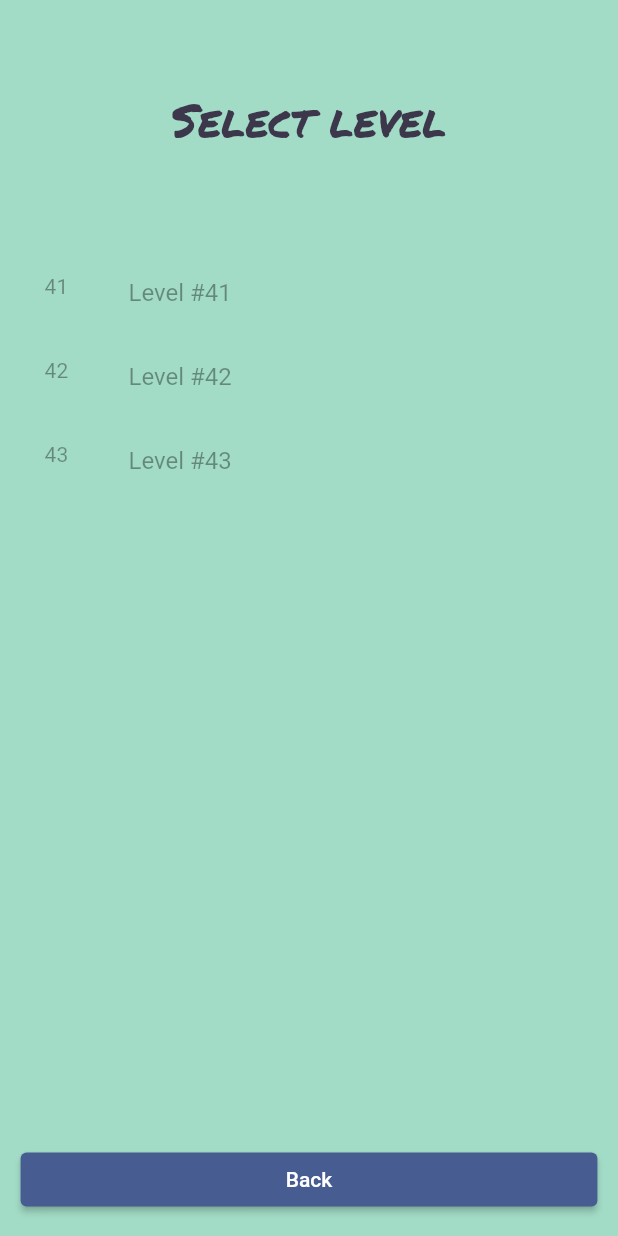
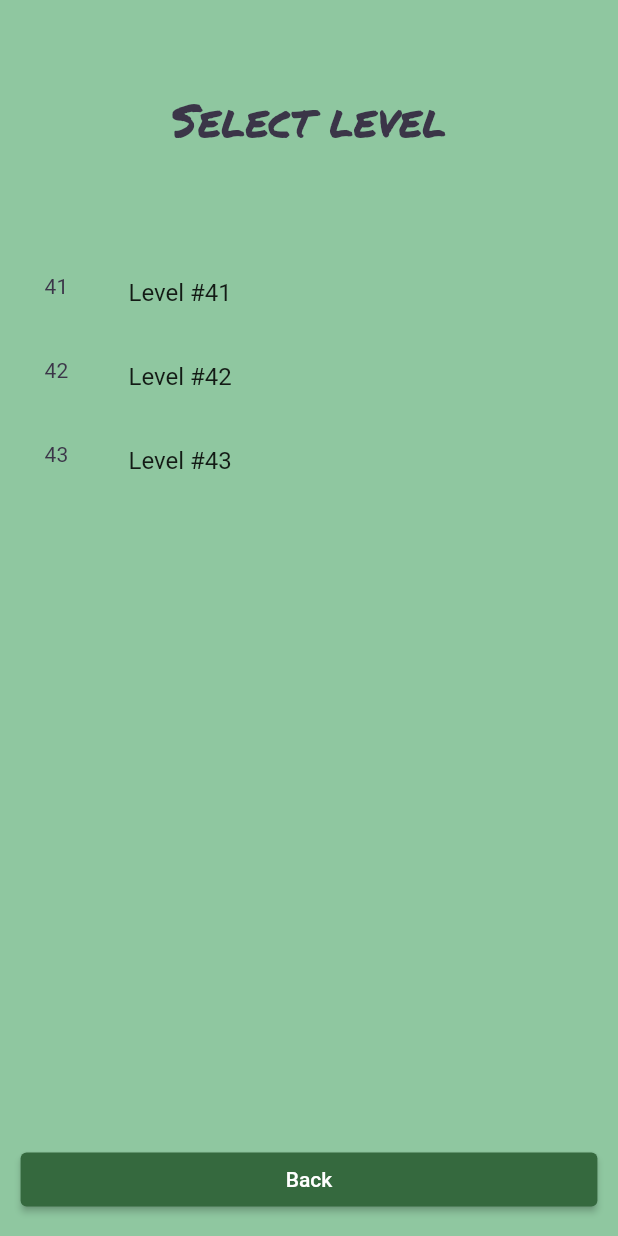
Before and after one commit to thetimur/flutter-game, a Flutter app: the LevelSelectionFightScreen screen opened by its route, on a phone screen of 412 x 824 dp. Run offline on Flutter 3.47's test engine with Material 2 defaults, Android fonts, the phone set to English and light mode, and no system bars; our stand-ins replace audioplayers, firebase_core, firebase_crashlytics, go_router, google_mobile_ads, in_app_purchase and 1 more; missing offline and left inert: chess, flutter_chess_board, games_services; accounts and stored records are empty.

Commit message:
Fix colors and scores

```diff
--- a/lib/main.dart
+++ b/lib/main.dart
@@ -23,8 +23,6 @@ import 'src/crashlytics/crashlytics.dart';
 import 'src/games_services/games_services.dart';
 import 'src/games_services/score.dart';
 import 'src/in_app_purchase/in_app_purchase.dart';
-import 'src/level_selection/level_selection_screen.dart';
-import 'src/level_selection/levels.dart';
 import 'src/level_selection_one_move/level_selection_screen.dart';
 import 'src/level_selection_one_move/levels.dart';
 import 'src/level_selection_two_move/level_selection_screen.dart';
@@ -142,6 +140,21 @@ class MyApp extends StatelessWidget {
               const MainMenuScreen(key: Key('main menu')),
           routes: [
             GoRoute(
+              path: 'won',
+              pageBuilder: (context, state) {
+                final map = state.extra! as Map<String, dynamic>;
+                final score = map['score'] as Score;
+
+                return buildMyTransition<void>(
+                  child: WinGameScreen(
+                    score: score,
+                    key: const Key('win game'),
+                  ),
+                  color: context.watch<Palette>().backgroundPlaySession,
+                );
+              },
+            ),
+            GoRoute(
                 path: 'one_move',
                 pageBuilder: (context, state) => buildMyTransition<void>(
                       child: const LevelSelectionOneMoveScreen(
@@ -159,26 +172,12 @@ class MyApp extends StatelessWidget {
                         child: ChessLevelPage(
                           key: const Key('play session'),
                           level_path: level.level_path,
+                          needed_turns: 1,
                         ),
                         color: context.watch<Palette>().backgroundPlaySession,
                       );
                     },
                   ),
-                  GoRoute(
-                    path: 'won',
-                    pageBuilder: (context, state) {
-                      final map = state.extra! as Map<String, dynamic>;
-                      final score = map['score'] as Score;
-
-                      return buildMyTransition<void>(
-                        child: WinGameScreen(
-                          score: score,
-                          key: const Key('win game'),
-                        ),
-                        color: context.watch<Palette>().backgroundPlaySession,
-                      );
-                    },
-                  )
                 ]),
             GoRoute(
                 path: 'two_move',
@@ -197,27 +196,12 @@ class MyApp extends StatelessWidget {
                       return buildMyTransition<void>(
                         child: ChessLevelPage(
                           key: const Key('play session'),
-                          level_path: level.level_path,
+                          level_path: level.level_path, needed_turns: 2,
                         ),
                         color: context.watch<Palette>().backgroundPlaySession,
                       );
                     },
                   ),
-                  GoRoute(
-                    path: 'won',
-                    pageBuilder: (context, state) {
-                      final map = state.extra! as Map<String, dynamic>;
-                      final score = map['score'] as Score;
-
-                      return buildMyTransition<void>(
-                        child: WinGameScreen(
-                          score: score,
-                          key: const Key('win game'),
-                        ),
-                        color: context.watch<Palette>().backgroundPlaySession,
-                      );
-                    },
-                  )
                 ]),
             GoRoute(
                 path: 'three_move',
@@ -236,27 +220,12 @@ class MyApp extends StatelessWidget {
                       return buildMyTransition<void>(
                         child: ChessLevelPage(
                           key: const Key('play session'),
-                          level_path: level.level_path,
+                          level_path: level.level_path, needed_turns: 3,
                         ),
                         color: context.watch<Palette>().backgroundPlaySession,
                       );
                     },
                   ),
-                  GoRoute(
-                    path: 'won',
-                    pageBuilder: (context, state) {
-                      final map = state.extra! as Map<String, dynamic>;
-                      final score = map['score'] as Score;
-
-                      return buildMyTransition<void>(
-                        child: WinGameScreen(
-                          score: score,
-                          key: const Key('win game'),
-                        ),
-                        color: context.watch<Palette>().backgroundPlaySession,
-                      );
-                    },
-                  )
                 ]),
             GoRoute(
                 path: 'four_move',
@@ -275,27 +244,12 @@ class MyApp extends StatelessWidget {
                       return buildMyTransition<void>(
                         child: ChessLevelPage(
                           key: const Key('play session'),
-                          level_path: level.level_path,
+                          level_path: level.level_path, needed_turns: 4,
                         ),
                         color: context.watch<Palette>().backgroundPlaySession,
                       );
                     },
                   ),
-                  GoRoute(
-                    path: 'won',
-                    pageBuilder: (context, state) {
-                      final map = state.extra! as Map<String, dynamic>;
-                      final score = map['score'] as Score;
-
-                      return buildMyTransition<void>(
-                        child: WinGameScreen(
-                          score: score,
-                          key: const Key('win game'),
-                        ),
-                        color: context.watch<Palette>().backgroundPlaySession,
-                      );
-                    },
-                  )
                 ]),
             GoRoute(
                 path: 'fight',
@@ -314,27 +268,12 @@ class MyApp extends StatelessWidget {
                       return buildMyTransition<void>(
                         child: ChessLevelPage(
                           key: const Key('play session'),
-                          level_path: level.level_path,
+                          level_path: level.level_path, needed_turns: 60,
                         ),
                         color: context.watch<Palette>().backgroundPlaySession,
                       );
                     },
                   ),
-                  GoRoute(
-                    path: 'won',
-                    pageBuilder: (context, state) {
-                      final map = state.extra! as Map<String, dynamic>;
-                      final score = map['score'] as Score;
-
-                      return buildMyTransition<void>(
-                        child: WinGameScreen(
-                          score: score,
-                          key: const Key('win game'),
-                        ),
-                        color: context.watch<Palette>().backgroundPlaySession,
-                      );
-                    },
-                  )
                 ]),
             GoRoute(
               path: 'settings',
--- a/lib/src/chess/chess_level_page.dart
+++ b/lib/src/chess/chess_level_page.dart
@@ -14,9 +14,9 @@ import '../audio/sounds.dart';
 
 class ChessLevelPage extends StatelessWidget {
   final String level_path;
-  final int needed_turns = 1;
+  final int needed_turns;
 
-  const ChessLevelPage({Key? key, required this.level_path}) : super(key: key);
+  const ChessLevelPage({Key? key, required this.level_path, required this.needed_turns}) : super(key: key);
 
   @override
   Widget build(BuildContext context) {
@@ -82,10 +82,7 @@ class _HomePageState extends State<HomePage> {
                         onPressed: () {
                           final audioController = context.read<AudioController>();
                           audioController.playSfx(SfxType.buttonTap);
-                          fen = "";
-                          start = true;
-                          undo = false;
-                          controller.loadFen(snapshot.requireData);
+                          resetLevel(snapshot);
                         },
                         child: const Text('Restart'),
                       ),
@@ -93,7 +90,7 @@ class _HomePageState extends State<HomePage> {
                         onPressed: () {
                           final audioController = context.read<AudioController>();
                           audioController.playSfx(SfxType.buttonTap);
-                          GoRouter.of(context).go('/play');
+                          GoRouter.of(context).go('/');
                         },
                         child: const Text('Back'),
                       ),
@@ -124,6 +121,7 @@ class _HomePageState extends State<HomePage> {
                           fen = game.fen;
 
                           if (controller.isCheckMate()) {
+                            resetLevel(snapshot);
                             return Text("Looser, try again!");
                           }
                         } else if (controller.isCheckMate()) {
@@ -151,6 +149,13 @@ class _HomePageState extends State<HomePage> {
         });
   }
 
+  void resetLevel(AsyncSnapshot<String> snapshot) {
+    fen = "";
+    start = true;
+    undo = false;
+    controller.loadFen(snapshot.requireData);
+  }
+
   void botWin() {
   }
 
@@ -170,6 +175,7 @@ class _HomePageState extends State<HomePage> {
 
     Score score = Score(needed_turns, controller.getMoveCount(), Duration(seconds: 10));
     audioController.playSfx(SfxType.values.first);
-    GoRouter.of(context).go('/play/won', extra: {'score': score});
+
+    GoRouter.of(context).go('/won', extra: {'score': score});
   }
 }
--- a/lib/src/games_services/score.dart
+++ b/lib/src/games_services/score.dart
@@ -21,7 +21,7 @@ class Score {
     // return Score._(score, duration, level);
     int score = 100;
     if (level < difficulty) {
-      score = 50;
+      score = 0;
     } else if (level > difficulty) {
       score = 200;
     }
--- a/lib/src/level_selection_fight/level_selection_screen.dart
+++ b/lib/src/level_selection_fight/level_selection_screen.dart
@@ -19,7 +19,6 @@ class LevelSelectionFightScreen extends StatelessWidget {
   @override
   Widget build(BuildContext context) {
     final palette = context.watch<Palette>();
-    final playerProgress = context.watch<PlayerProgress>();
 
     return Scaffold(
       backgroundColor: palette.backgroundLevelSelection,
@@ -42,8 +41,7 @@ class LevelSelectionFightScreen extends StatelessWidget {
                 children: [
                   for (final level in gameLevelsFight)
                     ListTile(
-                      enabled: playerProgress.highestLevelReached >=
-                          level.number - 1,
+                      enabled: true,
                       onTap: () {
                         final audioController = context.read<AudioController>();
                         audioController.playSfx(SfxType.buttonTap);
--- a/lib/src/level_selection_four_move/level_selection_screen.dart
+++ b/lib/src/level_selection_four_move/level_selection_screen.dart
@@ -19,7 +19,6 @@ class LevelSelectionFourMoveScreen extends StatelessWidget {
   @override
   Widget build(BuildContext context) {
     final palette = context.watch<Palette>();
-    final playerProgress = context.watch<PlayerProgress>();
 
     return Scaffold(
       backgroundColor: palette.backgroundLevelSelection,
@@ -42,8 +41,7 @@ class LevelSelectionFourMoveScreen extends StatelessWidget {
                 children: [
                   for (final level in gameLevelsFourMove)
                     ListTile(
-                      enabled: playerProgress.highestLevelReached >=
-                          level.number - 1,
+                      enabled: true,
                       onTap: () {
                         final audioController = context.read<AudioController>();
                         audioController.playSfx(SfxType.buttonTap);
--- a/lib/src/level_selection_one_move/level_selection_screen.dart
+++ b/lib/src/level_selection_one_move/level_selection_screen.dart
@@ -19,7 +19,6 @@ class LevelSelectionOneMoveScreen extends StatelessWidget {
   @override
   Widget build(BuildContext context) {
     final palette = context.watch<Palette>();
-    final playerProgress = context.watch<PlayerProgress>();
 
     return Scaffold(
       backgroundColor: palette.backgroundLevelSelection,
@@ -42,8 +41,7 @@ class LevelSelectionOneMoveScreen extends StatelessWidget {
                 children: [
                   for (final level in gameLevelsOneMove)
                     ListTile(
-                      enabled: playerProgress.highestLevelReached >=
-                          level.number - 1,
+                      enabled: true,
                       onTap: () {
                         final audioController = context.read<AudioController>();
                         audioController.playSfx(SfxType.buttonTap);
--- a/lib/src/level_selection_three_move/level_selection_screen.dart
+++ b/lib/src/level_selection_three_move/level_selection_screen.dart
@@ -19,7 +19,6 @@ class LevelSelectionThreeMoveScreen extends StatelessWidget {
   @override
   Widget build(BuildContext context) {
     final palette = context.watch<Palette>();
-    final playerProgress = context.watch<PlayerProgress>();
 
     return Scaffold(
       backgroundColor: palette.backgroundLevelSelection,
@@ -42,8 +41,7 @@ class LevelSelectionThreeMoveScreen extends StatelessWidget {
                 children: [
                   for (final level in gameLevelsThreeMove)
                     ListTile(
-                      enabled: playerProgress.highestLevelReached >=
-                          level.number - 1,
+                      enabled: true,
                       onTap: () {
                         final audioController = context.read<AudioController>();
                         audioController.playSfx(SfxType.buttonTap);
--- a/lib/src/level_selection_two_move/level_selection_screen.dart
+++ b/lib/src/level_selection_two_move/level_selection_screen.dart
@@ -19,7 +19,6 @@ class LevelSelectionTwoMoveScreen extends StatelessWidget {
   @override
   Widget build(BuildContext context) {
     final palette = context.watch<Palette>();
-    final playerProgress = context.watch<PlayerProgress>();
 
     return Scaffold(
       backgroundColor: palette.backgroundLevelSelection,
@@ -42,8 +41,7 @@ class LevelSelectionTwoMoveScreen extends StatelessWidget {
                 children: [
                   for (final level in gameLevelsTwoMove)
                     ListTile(
-                      enabled: playerProgress.highestLevelReached >=
-                          level.number - 1,
+                      enabled: true,
                       onTap: () {
                         final audioController = context.read<AudioController>();
                         audioController.playSfx(SfxType.buttonTap);
--- a/lib/src/style/palette.dart
+++ b/lib/src/style/palette.dart
@@ -24,13 +24,13 @@ import 'package:flutter/material.dart';
 /// or even get the colors from the network.
 class Palette {
   Color get pen => const Color(0xff1d75fb);
-  Color get darkPen => const Color(0xFF0050bc);
+  Color get darkPen => const Color(0xff04672b);
   Color get redPen => const Color(0xFFd10841);
   Color get inkFullOpacity => const Color(0xff352b42);
   Color get ink => const Color(0xee352b42);
-  Color get backgroundMain => const Color(0xffffffd1);
-  Color get backgroundLevelSelection => const Color(0xffa2dcc7);
-  Color get backgroundPlaySession => const Color(0xffffebb5);
+  Color get backgroundMain => const Color(0xff8fc7a0);
+  Color get backgroundLevelSelection => const Color(0xff8fc7a0);
+  Color get backgroundPlaySession => const Color(0xff8fc7a0);
   Color get background4 => const Color(0xffffd7ff);
   Color get backgroundSettings => const Color(0xffbfc8e3);
   Color get trueWhite => const Color(0xffffffff);
--- a/lib/src/win_game/win_game_screen.dart
+++ b/lib/src/win_game/win_game_screen.dart
@@ -63,7 +63,7 @@ class WinGameScreen extends StatelessWidget {
         ),
         rectangularMenuArea: ElevatedButton(
           onPressed: () {
-            GoRouter.of(context).go('/play');
+            GoRouter.of(context).go('/');
           },
           child: const Text('Continue'),
         ),
--- a/pubspec.yaml
+++ b/pubspec.yaml
@@ -43,6 +43,10 @@ flutter:
 
   assets:
     - assets/levels/one_move/
+    - assets/levels/two_move/
+    - assets/levels/three_move/
+    - assets/levels/four_move/
+    - assets/levels/
     - assets/images/
     - assets/music/
     - assets/sfx/
```
Also changed, not shown: lib/src/level_selection/level_selection_screen.dart (deleted, +0 -68 lines), lib/src/level_selection/levels.dart (deleted, +0 -48 lines), lib/src/main_menu/main_menu_screen.dart (+1 -6 lines), lib/src/play_session/play_session_screen.dart (deleted, +0 -180 lines).
